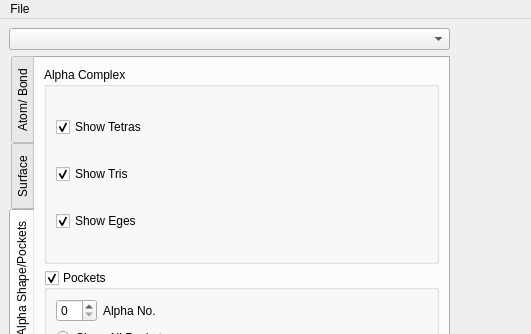
Old version of the form pv_app/forms/mainwindow.ui in the repository nithins/proteinvis; both pictures show x 0 to 531 and y 0 to 334 of the 1035 by 813 pixel window.
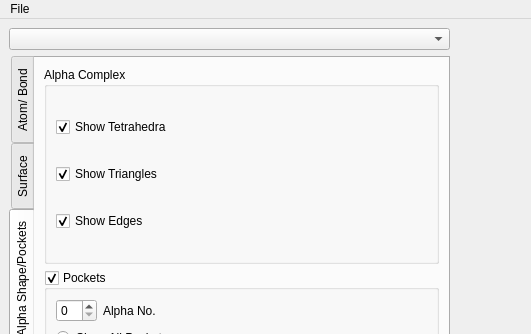
New version of the form. The open tabs and pages were chosen to show the change. Icons and pictures are not drawn. Custom widgets are drawn as their Qt base class.

The edit to the form file:
```diff
--- a/pv_app/forms/mainwindow.ui
+++ b/pv_app/forms/mainwindow.ui
@@ -277,7 +277,7 @@
                 <item row="0" column="0">
                  <widget class="QCheckBox" name="show_alpha_complex_tets_checkBox">
                   <property name="text">
-                   <string>Show Tetras</string>
+                   <string>Show Tetrahedra</string>
                   </property>
                   <property name="checked">
                    <bool>true</bool>
@@ -287,7 +287,7 @@
                 <item row="1" column="0">
                  <widget class="QCheckBox" name="show_alpha_complex_tris_checkBox">
                   <property name="text">
-                   <string>Show Tris</string>
+                   <string>Show Triangles</string>
                   </property>
                   <property name="checked">
                    <bool>true</bool>
@@ -297,7 +297,7 @@
                 <item row="2" column="0">
                  <widget class="QCheckBox" name="show_alpha_complex_edges_checkBox">
                   <property name="text">
-                   <string>Show Eges</string>
+                   <string>Show Edges</string>
                   </property>
                   <property name="checked">
                    <bool>true</bool>
@@ -417,7 +417,7 @@
          </item>
         </layout>
        </widget>
-       <widget class="QWidget" name="">
+       <widget class="QWidget" name="layoutWidget">
         <layout class="QVBoxLayout" name="verticalLayout_2">
          <item>
           <widget class="QtGlLightEditor" name="lightseditor">
```
